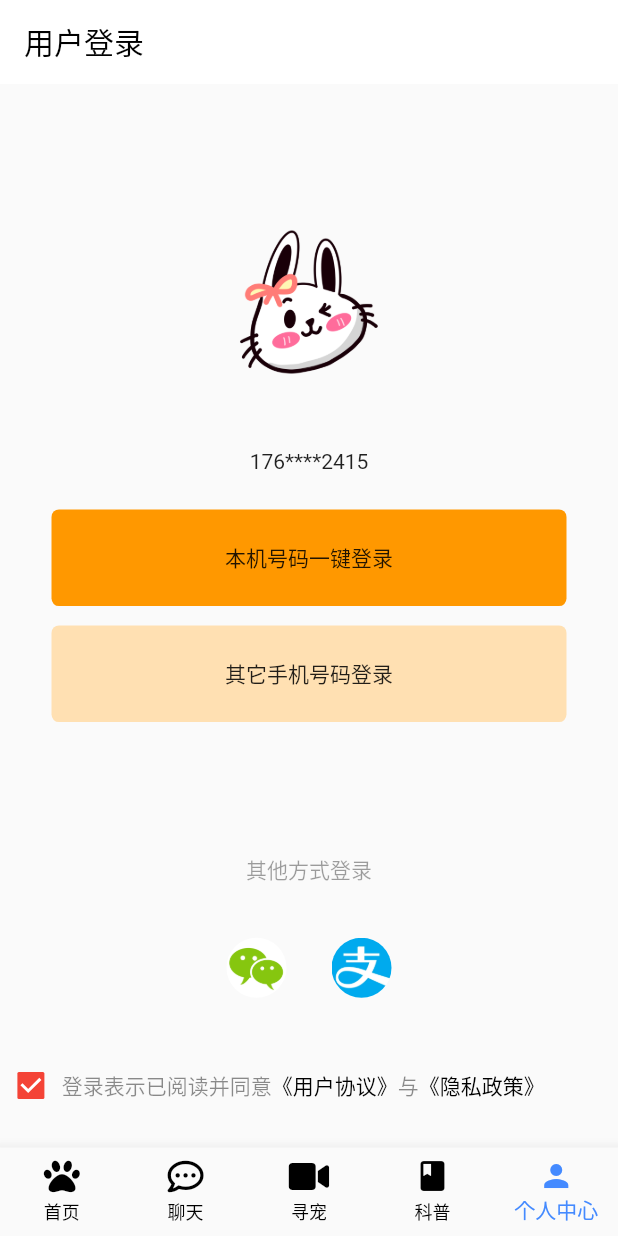
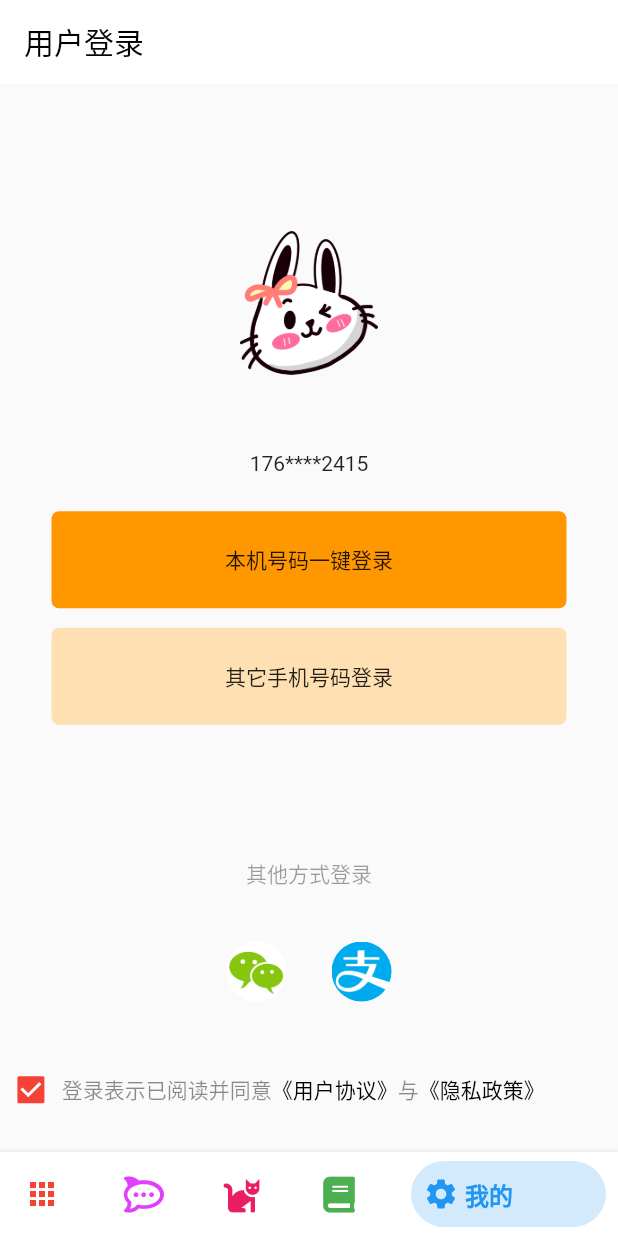
Before and after one commit to Linsugar/rice, a Flutter app: the screen it shows after launch, swiped to page 5, on a phone screen of 412 x 824 dp. Run offline on Flutter 3.47's test engine with Material 2 defaults, Android fonts, the light colour scheme and no system bars; drawn by our look-alikes of bottom_navy_bar; our stand-ins replace carousel_slider, charts_flutter, device_info_plus, dio, event_bus, flutter_easyloading and 6 more; missing offline and left inert: amap_flutter_base, amap_flutter_map, dart:ffi, qiniu_flutter_sdk; network calls fail.

Commit message:
1.新增登录时强制刷新所有请求 2.新增网络请求状态管理 3.新增底部导航栏 4.新增注册时-获取短信验证

```diff
--- a/lib/Network/requests.dart
+++ b/lib/Network/requests.dart
@@ -1,4 +1,5 @@
 import 'package:dio/dio.dart';
+import 'package:flutter_easyloading/flutter_easyloading.dart';
 import 'package:rice/Untils/CommonUntil.dart';
 
 class Request{
@@ -16,15 +17,18 @@ class Request{
     onRequest:(options, handler) {
       print("进入拦截onRequest${options.data}");
       // LoadingShow.showLoading();
+      EasyLoading.show(status: '加载中...');
       return handler.next(options);
     },
     onResponse:(response,handler) {
       print("进入拦截onResponse${response.data}");
       // LoadingShow.disLoading();
+      EasyLoading.dismiss();
       return handler.next(response); // continue
     },
     onError: ( DioError e, ErrorInterceptorHandler handler,){
       // LoadingShow.disLoading();
+      EasyLoading.dismiss();
       print("进入拦截onError${e.error}");
     }
   ));
--- a/lib/Pages/HomePage/Home.dart
+++ b/lib/Pages/HomePage/Home.dart
@@ -1,4 +1,5 @@
 //首页
+import 'package:bottom_navy_bar/bottom_navy_bar.dart';
 import 'package:carousel_slider/carousel_slider.dart';
 import 'package:flutter/material.dart';
 import 'package:flutter_screenutil/flutter_screenutil.dart';
@@ -90,19 +91,54 @@ class _HomeState extends ConsumerState<Home> {
         controller: _pageController,
         children: TabList,
       ),
-      bottomNavigationBar: BottomNavigationBar(
-        selectedItemColor: Colors.blueAccent,
-        unselectedItemColor: Colors.black,
-        showUnselectedLabels: true,
-        type: BottomNavigationBarType.fixed,
-        currentIndex:ref.watch(_PageIndex.state).state,
-        onTap: (value){
-          _pageController.jumpToPage(value);
-          ref.read(_PageIndex.state).state = value;
-        },
-        items:barItem,
-      ),
-    );
+      // bottomNavigationBar: BottomNavigationBar(
+      //   selectedItemColor: Colors.blueAccent,
+      //   unselectedItemColor: Colors.black,
+      //   showUnselectedLabels: true,
+      //   type: BottomNavigationBarType.fixed,
+      //   currentIndex:ref.watch(_PageIndex.state).state,
+      //   onTap: (value){
+      //     _pageController.jumpToPage(value);
+      //     ref.read(_PageIndex.state).state = value;
+      //   },
+      //   items:barItem,
+      // ),
+      bottomNavigationBar: BottomNavyBar(
+      items:  [
+        BottomNavyBarItem(
+          icon: Icon(Icons.apps),
+          title: Text('首页',style: TextStyle(fontSize: 14.sp),),
+          activeColor: Colors.red,
+        ),
+        BottomNavyBarItem(
+            icon: FaIcon(FontAwesomeIcons.rocketchat),
+            title: Text('聊天',style: TextStyle(fontSize: 14.sp),),
+            activeColor: Colors.purpleAccent
+        ),
+        BottomNavyBarItem(
+            icon: FaIcon(FontAwesomeIcons.cat),
+            title: Text('宠物',style: TextStyle(fontSize: 14.sp),),
+            activeColor: Colors.pink
+        ),
+        BottomNavyBarItem(
+            icon: FaIcon(FontAwesomeIcons.book),
+            title: Text('论坛',style: TextStyle(fontSize: 14.sp),),
+            activeColor: Colors.green
+        ),
+        BottomNavyBarItem(
+            icon: Icon(Icons.settings),
+            title: Text('我的',style: TextStyle(fontSize: 14.sp),),
+            activeColor: Colors.blue
+        ),
+      ],
+      selectedIndex: ref.watch(_PageIndex.state).state,
+      showElevation: true, // use this to remove appBar's elevation
+      onItemSelected: (index) => setState(() {
+        ref.read(_PageIndex.state).state  = index;
+    _pageController.animateToPage(index,
+    duration: Duration(milliseconds: 300), curve: Curves.ease);
+    }),
+    ));
   }
 }
 
--- a/lib/Pages/LoginPage/LoginModel/modeData.dart
+++ b/lib/Pages/LoginPage/LoginModel/modeData.dart
@@ -9,7 +9,7 @@ class LoginModel{
   String NowIp = "::1";
    String ?Token;
   String UserId = "8563157";
-   int invitePerson = 6666;
+   String invitePerson = "";
    String userContent = "";
   String profilePicture = "http://cdn.tlapp.club/pet.png";
   LoginModel(value){
--- a/lib/Pages/MarkPage/Mark.dart
+++ b/lib/Pages/MarkPage/Mark.dart
@@ -108,6 +108,11 @@ Widget TabWidget(Size _size){
       print("value:$value");
       return value.when(data: (valueList)=>Container(
         height: 465.h,
+        child: RefreshIndicator(
+          onRefresh: ()async{
+            ref.refresh(futureMarKProvider);
+            ScaffoldMessenger.of(context).showSnackBar(SnackBar(content: Text("更新成功")));
+          },
           child: ListView.separated(itemBuilder: (BuildContext context, int index){
             return Container(
               decoration: BoxDecoration(
@@ -152,6 +157,7 @@ Widget TabWidget(Size _size){
           }, separatorBuilder: (BuildContext context, int index){
             return Divider();
           }, itemCount:valueList.isEmpty?1:valueList.length),
+        ),
       ), error: (err,stc)=>Center(child: Text("加载...")), loading: ()=>Center(child: CircularProgressIndicator(),));
     },
   );
--- a/lib/Pages/PetPage/pet.dart
+++ b/lib/Pages/PetPage/pet.dart
@@ -202,7 +202,7 @@ class _PetState extends ConsumerState<Pet> {
                 ],
               );
             },itemCount: value.length,),
-          ), error: (error, stackTrace)=>Center(child: Text("有误"),), loading: ()=>Center(child: CircularProgressIndicator()));
+          ), error: (error, stackTrace)=>Center(child: Text("请登录-该功能不对外开放"),), loading: ()=>Center(child: CircularProgressIndicator()));
         },
       )),
       ],
--- a/lib/ProviderData/GlobData.dart
+++ b/lib/ProviderData/GlobData.dart
@@ -10,10 +10,6 @@ class GlobalData{
   static final StateProvider ProtocolStatue = StateProvider((ref) => true);
   static final StateProvider LoginResult = StateProvider((ref) =>null);
   static final StateProvider ImagePet = StateProvider((ref) =>null);
-  final configProvider = FutureProvider((ref) async {
-    final content = json.decode(
-      await rootBundle.loadString('assets/configurations.json'),
-    ) as Map<String, Object?>;
-    return content;
-  });
+  static final StateProvider AndroidDeviceInfo = StateProvider((ref)=>null);
+  static final StateProvider IOSDeviceInfo = StateProvider((ref)=>null);
 }
--- a/lib/main.dart
+++ b/lib/main.dart
@@ -1,8 +1,11 @@
 import 'dart:io';
 
+import 'package:device_info_plus/device_info_plus.dart';
 import 'package:flutter/material.dart';
 import 'package:flutter/services.dart';
+import 'package:flutter_easyloading/flutter_easyloading.dart';
 import 'package:flutter_riverpod/flutter_riverpod.dart';
+import 'package:rice/ProviderData/GlobData.dart';
 import 'Pages/HomePage/Home.dart';
 import 'Pages/LoginPage/Login.dart';
 import 'Routes/route.dart';
@@ -12,21 +15,33 @@ void main(){
   SystemUiOverlayStyle systemUiOverlayStyle = SystemUiOverlayStyle(statusBarColor: Colors.transparent);
   SystemChrome.setSystemUIOverlayStyle(systemUiOverlayStyle);
   runApp(ProviderScope(child:MainApp(),));
+
 }
 
-
-class MainApp extends StatelessWidget {
+class MainApp extends ConsumerWidget {
   const MainApp({Key? key}) : super(key: key);
-
-
-
   @override
-  Widget build(BuildContext context) {
+  Widget build(BuildContext context,WidgetRef ref) {
+    EasyLoading.instance
+      ..displayDuration = const Duration(milliseconds: 2000)
+      ..indicatorType = EasyLoadingIndicatorType.fadingCircle
+      ..loadingStyle = EasyLoadingStyle.light
+      ..indicatorSize = 45.0
+      ..radius = 10.0
+      ..progressColor = Colors.yellow
+      ..backgroundColor = Colors.green
+      ..indicatorColor = Colors.yellow
+      ..textColor = Colors.yellow
+      ..maskColor = Colors.blue.withOpacity(0.5)
+      ..userInteractions = true
+      ..dismissOnTap = false;
     //将内容与手机系统融为一体
     SystemChrome.setPreferredOrientations([
       DeviceOrientation.portraitUp,
       DeviceOrientation.portraitDown
     ]);
+    //获取设备信息
+    getDevices(ref);
     return MaterialApp(
       theme: ThemeData(
         brightness: Brightness.light,
@@ -36,8 +51,24 @@ class MainApp extends StatelessWidget {
       onGenerateRoute: RoutePage.onGenerateRoute,
       debugShowCheckedModeBanner: false,
       home:  Home(),
+      builder: EasyLoading.init(),
     );
   }
+}
+
+getDevices(WidgetRef ref)async{
+  DeviceInfoPlugin deviceInfo = DeviceInfoPlugin();
+  AndroidDeviceInfo androidInfo = await deviceInfo.androidInfo;
+  print('Running on model${androidInfo.model}');  // e.g. "Moto G (4)"
+  print('Running on androidId${androidInfo.androidId}');  // e.g. "Moto G (4)"
+  print('Running on board${androidInfo.board}');  // e.g. "Moto G (4)"
+  print('Running on device${androidInfo.device}');  // e.g. "Moto G (4)"
+  print('Running on  isPhysicalDevice${androidInfo.isPhysicalDevice}');  // e.g. "Moto G (4)"
+  print('Running on bootloader  ${androidInfo.bootloader}');  // e.g. "Moto G (4)"
+  print('Running on tags ${androidInfo.tags}');  // e.g. "Moto G (4)"
+  ref.read(GlobalData.AndroidDeviceInfo.state).state = androidInfo;
+  // IosDeviceInfo iosInfo = await deviceInfo.iosInfo;
+  // ref.read(GlobalData.IOSDeviceInfo.state).state = iosInfo;
 }
 
 
--- a/pubspec.yaml
+++ b/pubspec.yaml
@@ -43,6 +43,9 @@ dependencies:
   flutter_screenutil: ^5.1.0
   webview_flutter: ^3.0.1
   image_picker: ^0.8.4+11
+  device_info_plus: ^3.2.2
+  bottom_navy_bar: ^6.0.0
+
 
 
   # The following adds the Cupertino Icons font to your application.
```
Also changed, not shown: lib/Pages/LoginPage/Login.dart (+5 -2 lines), lib/Pages/MarkPage/MarkChildren/MarkWebView.dart (+17 -3 lines), lib/Pages/RegisterPage/Register.dart (+17 -8 lines), pubspec.lock. Lines whose indentation alone changed are shown as unchanged.
